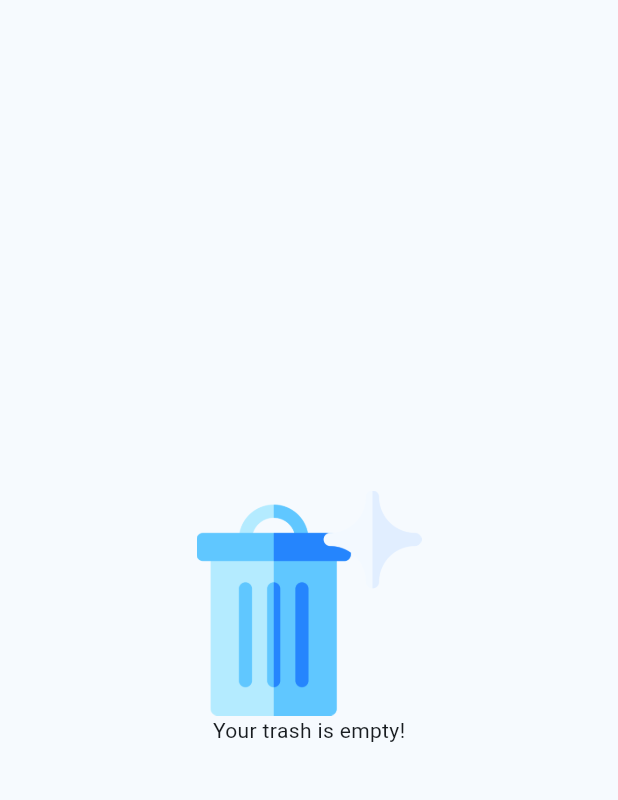
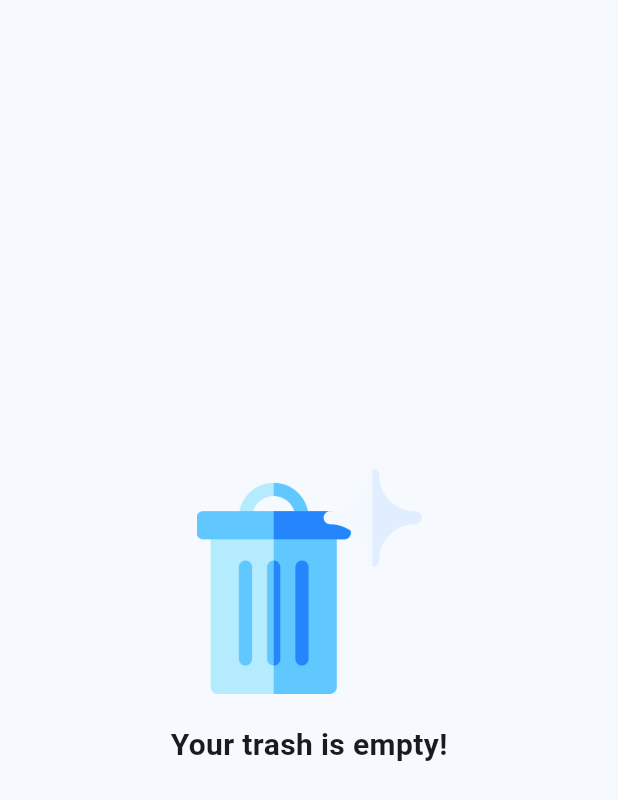
Before and after one commit to JosipTr/NoteCraft, a Flutter app: the NoteListEmpty widget shown alone on an empty page, opened directly with empty values, on a phone screen of 412 x 824 dp. Shown: the top 800 px of the screen. Run offline on Flutter 3.47's test engine with Material 3 defaults, Android fonts, the phone set to English and light mode, and no system bars; our stand-ins replace bloc, date_format, drift, equatable, flutter_bloc, get_it and 2 more; missing offline and left inert: sqlite3; accounts and stored records are empty; generated files the repository leaves out were written again.

Commit message:
Add spacing

```diff
--- a/lib/presentation/widgets/note_list_empty.dart
+++ b/lib/presentation/widgets/note_list_empty.dart
@@ -17,7 +17,13 @@ class NoteListEmpty extends StatelessWidget {
               'assets/images/empty_trash.png',
               width: 150,
             ),
-            const Text('Your trash is empty!')
+            const SizedBox(
+              height: 20,
+            ),
+            const Text(
+              'Your trash is empty!',
+              style: TextStyle(fontSize: 20, fontWeight: FontWeight.bold),
+            )
           ],
         ),
       );
@@ -30,7 +36,13 @@ class NoteListEmpty extends StatelessWidget {
               'assets/images/favorite_note.png',
               width: 150,
             ),
-            const Text('You have no favorite notes!')
+            const SizedBox(
+              height: 20,
+            ),
+            const Text(
+              'You have no favorite notes!',
+              style: TextStyle(fontSize: 20, fontWeight: FontWeight.bold),
+            )
           ],
         ),
       );
@@ -43,7 +55,13 @@ class NoteListEmpty extends StatelessWidget {
             'assets/images/no_notes.png',
             width: 150,
           ),
-          const Text('You have no notes!')
+          const SizedBox(
+            height: 20,
+          ),
+          const Text(
+            'You have no notes!',
+            style: TextStyle(fontSize: 20, fontWeight: FontWeight.bold),
+          )
         ],
       ),
     );
```
